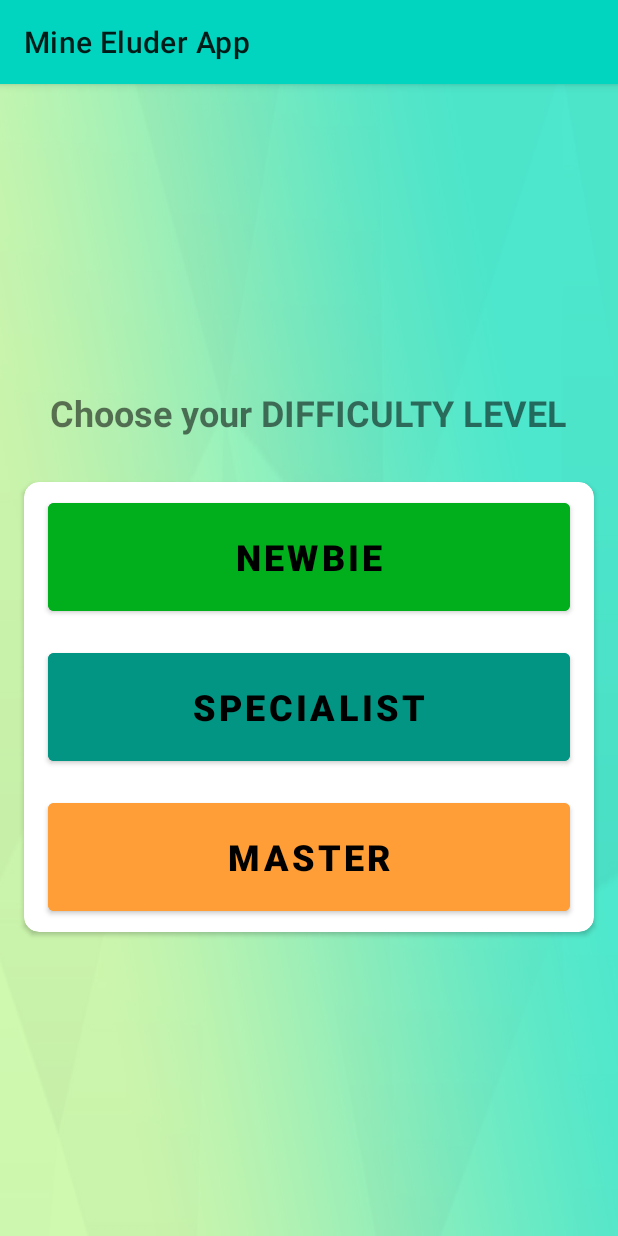
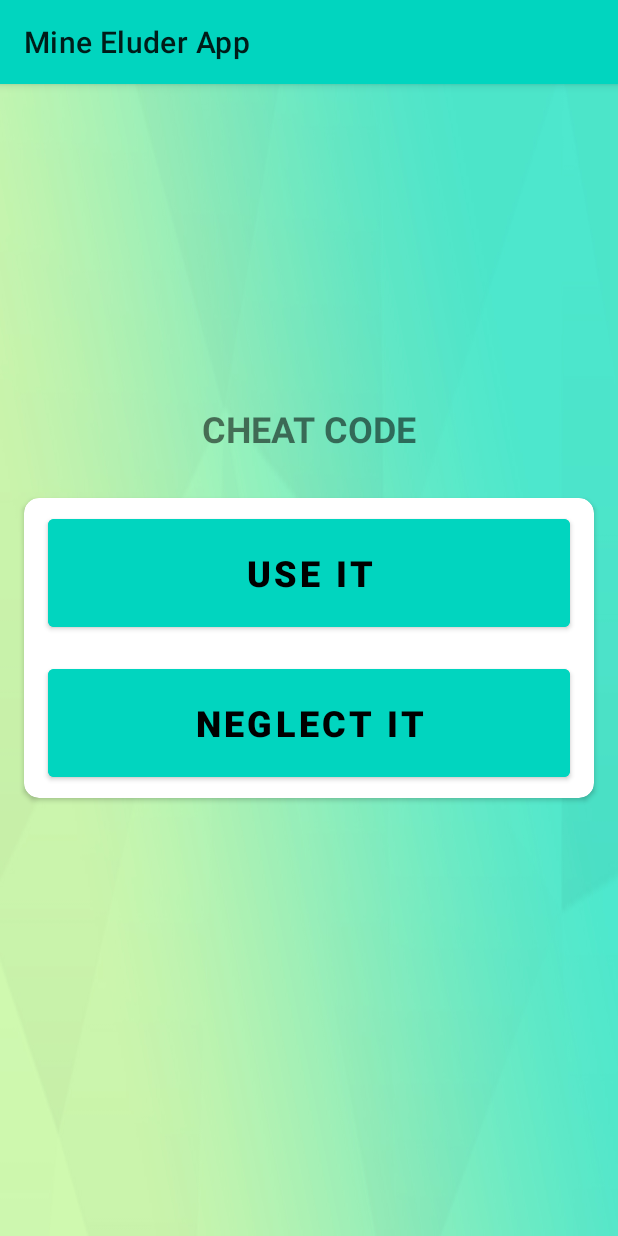
Before and after one commit to kiruba-r11/Mine-Eluder-App, an Android app: the screen it shows after launch (MainActivity4 before the commit, MainActivity8 after it), after a tap on "PLAY", on a phone screen of 412 x 824 dp. Run offline under Robolectric (Android 15) with nearby library versions, the phone set to English and light mode, and no system bars.

```diff
--- a/app/src/main/java/com/example/mineeluderapp/MainActivity.kt
+++ b/app/src/main/java/com/example/mineeluderapp/MainActivity.kt
@@ -13,7 +13,7 @@ class MainActivity : AppCompatActivity() {
         setContentView(R.layout.activity_main5)
 
         playButton.setOnClickListener {
-            val i = Intent(this, MainActivity4::class.java)
+            val i = Intent(this, MainActivity8::class.java)
             startActivity(i)
         }
 
--- /dev/null
+++ b/app/src/main/res/layout/activity_main8.xml
@@ -0,0 +1,84 @@
+<?xml version="1.0" encoding="utf-8"?>
+<LinearLayout xmlns:android="http://schemas.android.com/apk/res/android"
+    xmlns:app="http://schemas.android.com/apk/res-auto"
+    xmlns:tools="http://schemas.android.com/tools"
+    android:layout_width="match_parent"
+    android:layout_height="match_parent"
+    android:background="@drawable/bg"
+    android:gravity="center"
+    android:orientation="vertical"
+    tools:context=".MainActivity8">
+
+    <TextView
+        android:layout_width="wrap_content"
+        android:layout_height="wrap_content"
+        android:text="CHEAT CODE"
+        android:textSize="24sp"
+        android:textStyle="bold"/>
+
+    <androidx.cardview.widget.CardView
+        android:layout_width="match_parent"
+        android:layout_height="200dp"
+        android:layout_marginTop="30dp"
+        android:layout_marginLeft="16dp"
+        android:layout_marginRight="16dp"
+        app:cardCornerRadius="10dp">
+
+        <LinearLayout
+            android:layout_width="match_parent"
+            android:layout_height="match_parent"
+            android:layout_margin="8dp"
+            android:gravity="center"
+            android:orientation="vertical">
+
+            <Button
+                android:id="@+id/useItButton"
+                android:layout_width="match_parent"
+                android:layout_height="0dp"
+                android:text="USE IT"
+                android:backgroundTint="@color/teal1"
+                android:layout_marginLeft="8dp"
+                android:layout_marginRight="8dp"
+                android:textStyle="bold"
+                android:textSize="24sp"
+                android:layout_weight="1"/>
+            <Button
+                android:id="@+id/neglectItButton"
+                android:layout_width="match_parent"
+                android:layout_height="0dp"
+                android:backgroundTint="@color/teal1"
+                android:text="NEGLECT IT"
+                android:layout_marginTop="16dp"
+                android:layout_marginLeft="8dp"
+                android:layout_marginRight="8dp"
+                android:textStyle="bold"
+                android:textSize="24sp"
+                android:layout_weight="1"/>
+
+        </LinearLayout>
+
+    </androidx.cardview.widget.CardView>
+
+    <EditText
+        android:id="@+id/cheatCodeEditText"
+        android:layout_width="wrap_content"
+        android:layout_marginTop="60dp"
+        android:layout_height="wrap_content"
+        android:textSize="24sp"
+        android:textColor="@color/black"
+        android:visibility="gone"
+        android:textStyle="bold"
+        android:hint="Enter the cheat code "/>
+
+    <Button
+        android:id="@+id/startButton"
+        android:layout_width="wrap_content"
+        android:layout_height="wrap_content"
+        android:layout_marginTop="30dp"
+        android:text="START"
+        android:visibility="invisible"
+        android:textSize="16sp"
+        android:textStyle="bold"
+        android:backgroundTint="@color/teal2"/>
+
+</LinearLayout>
```
Also changed, not shown: app/src/main/AndroidManifest.xml (+6 -2 lines), app/src/main/java/com/example/mineeluderapp/MainActivity2.kt (+19 -2 lines), app/src/main/java/com/example/mineeluderapp/MainActivity3.kt (+47 -2 lines), app/src/main/java/com/example/mineeluderapp/MainActivity5.kt (+19 -2 lines), app/src/main/java/com/example/mineeluderapp/MainActivity8.kt (added, +54 -0 lines), app/src/main/res/layout/activity_main.xml (+39 -25 lines), app/src/main/res/layout/activity_main2.xml (+14 -0 lines), app/src/main/res/layout/activity_main3.xml (+14 -0 lines).
